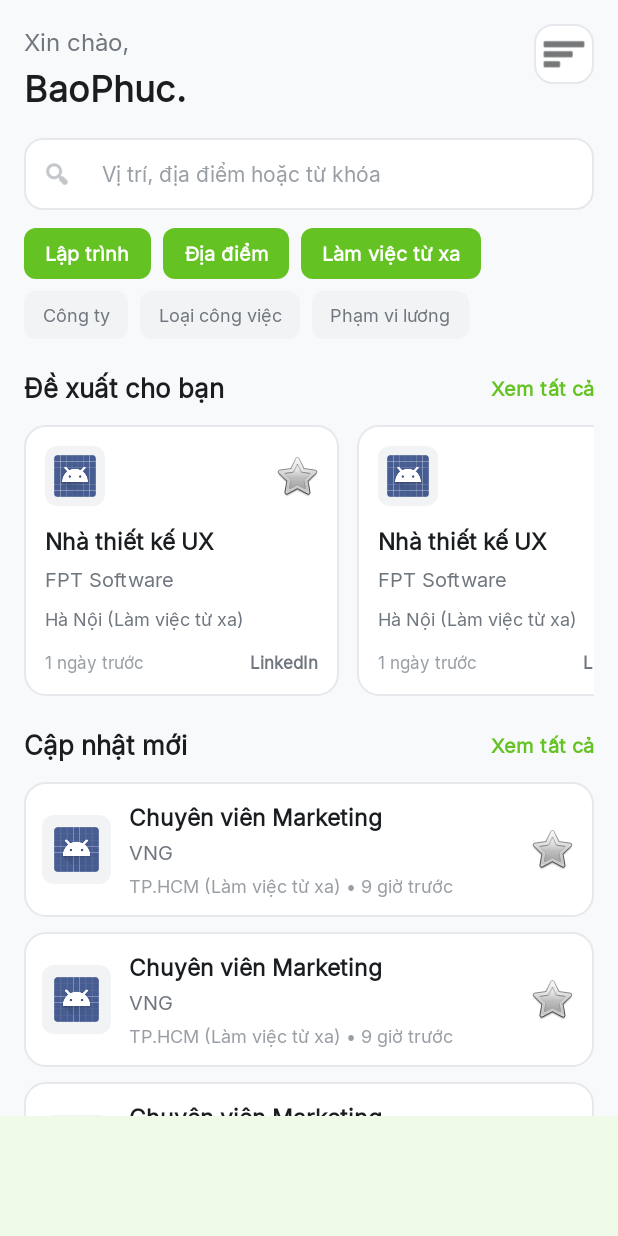
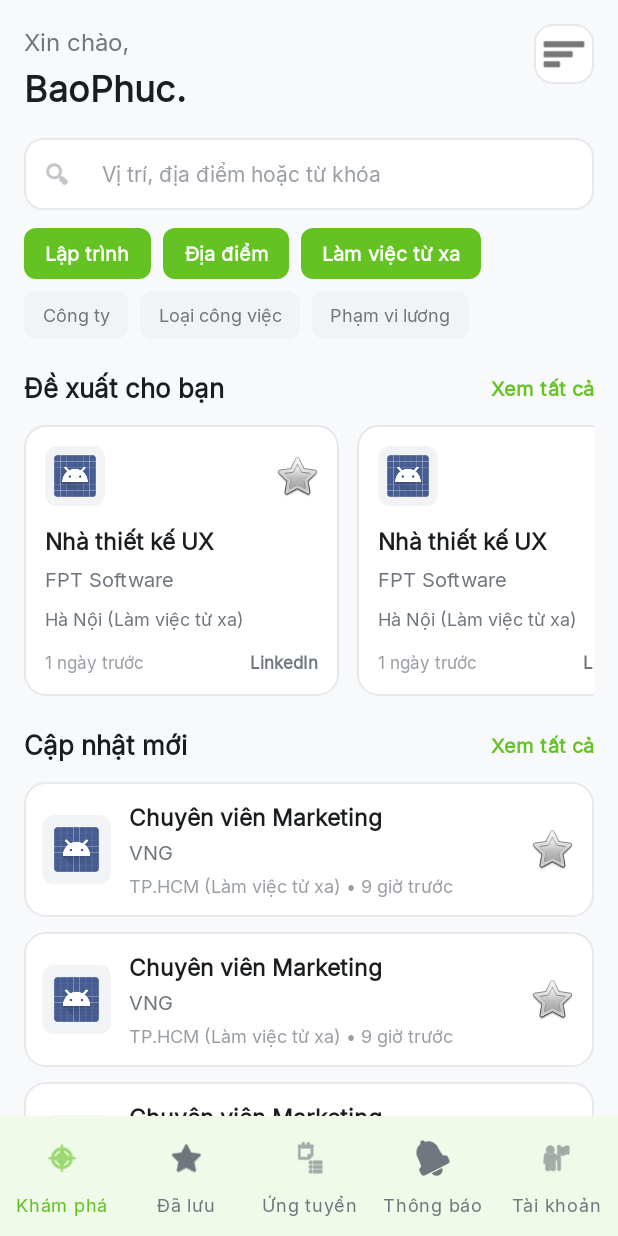
Before and after one commit to Bucky-hash/WorkLink-QuanLyTimViec, an Android app: the layout activity_candidate_explore.xml on its own in the app's theme, with its tools: preview values and no code run, on a phone screen of 412 x 824 dp. Run offline under Robolectric (Android 15) with nearby library versions, the phone set to English and light mode, and no system bars.

Commit message:
ui(candidate): thêm menu điều hướng dưới của ứng viên

```diff
--- a/app/src/main/res/menu/menu_candidate_bottom_nav.xml
+++ b/app/src/main/res/menu/menu_candidate_bottom_nav.xml
@@ -1,4 +1,23 @@
 <?xml version="1.0" encoding="utf-8"?>
 <menu xmlns:android="http://schemas.android.com/apk/res/android">
-
+    <item
+        android:id="@+id/nav_candidate_explore"
+        android:icon="@android:drawable/ic_menu_compass"
+        android:title="@string/candidate_nav_explore" />
+    <item
+        android:id="@+id/nav_candidate_saved"
+        android:icon="@android:drawable/btn_star_big_off"
+        android:title="@string/candidate_nav_saved" />
+    <item
+        android:id="@+id/nav_candidate_applied"
+        android:icon="@android:drawable/ic_menu_agenda"
+        android:title="@string/candidate_nav_applied" />
+    <item
+        android:id="@+id/nav_candidate_notifications"
+        android:icon="@android:drawable/ic_popup_reminder"
+        android:title="@string/candidate_nav_notifications" />
+    <item
+        android:id="@+id/nav_candidate_account"
+        android:icon="@android:drawable/ic_menu_myplaces"
+        android:title="@string/candidate_nav_account" />
 </menu>
```
